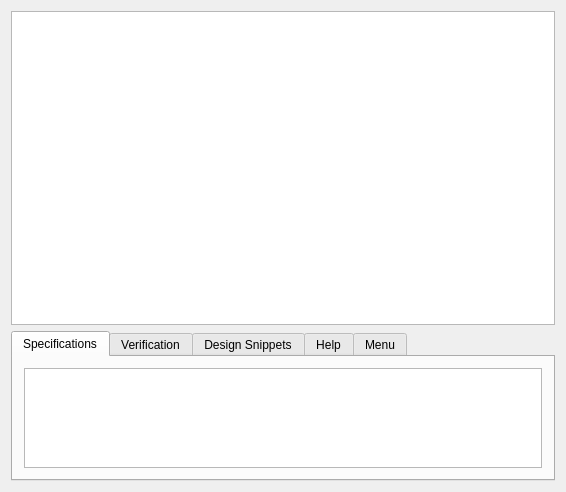
First picture: the form in mainwidget.ui, repository maratik123/schematricks, before the edit.
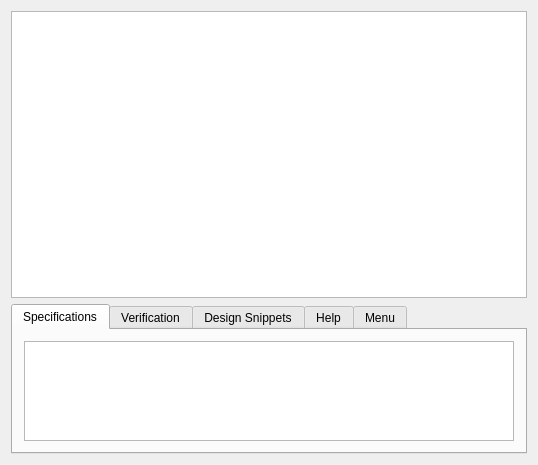
Second picture: the form after the edit. The open tabs and pages were chosen to show the change.

Commit message: Change controls names

```diff
--- a/mainwidget.ui
+++ b/mainwidget.ui
@@ -2,6 +2,14 @@
 <ui version="4.0">
  <class>MainWidget</class>
  <widget class="QWidget" name="MainWidget">
+  <property name="geometry">
+   <rect>
+    <x>0</x>
+    <y>0</y>
+    <width>538</width>
+    <height>465</height>
+   </rect>
+  </property>
   <property name="windowTitle">
    <string>MainWidget</string>
   </property>
```
Left out of the diff: 40 changed lines with no effect on the pictures.
